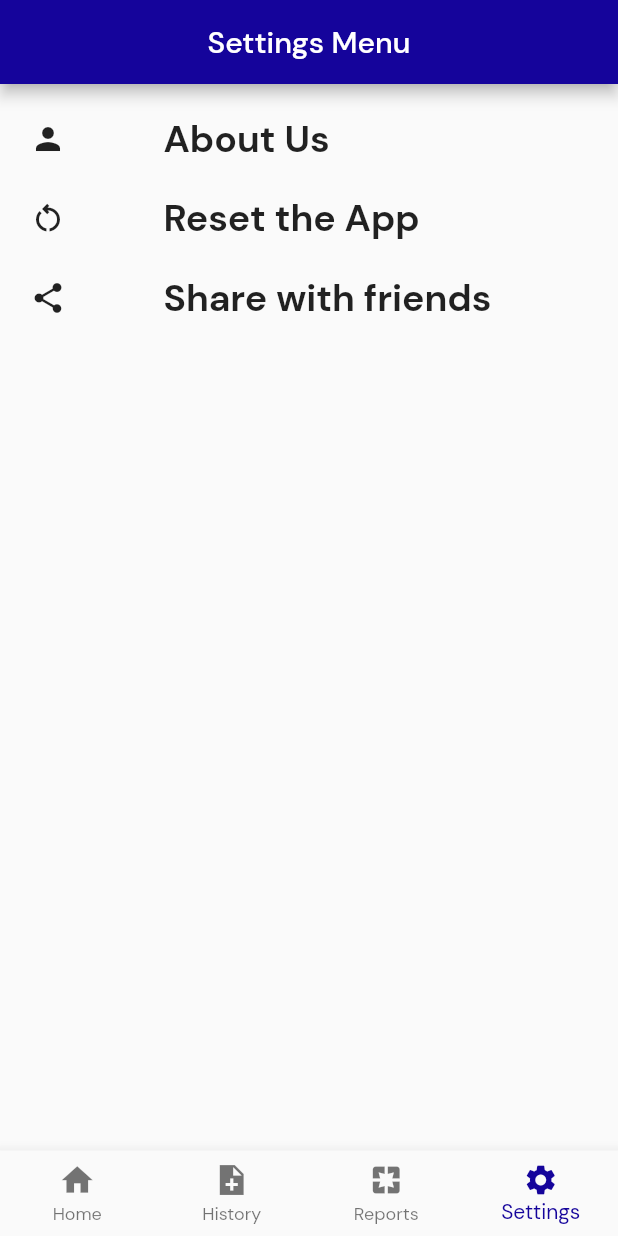
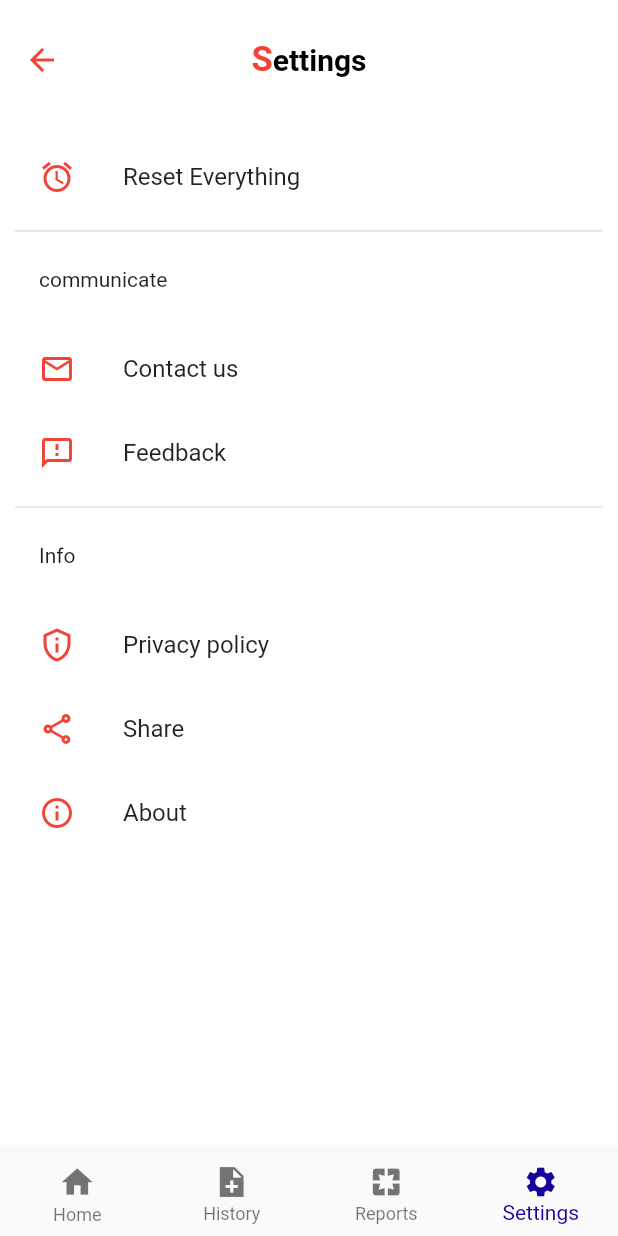
Before and after one commit to ishaquekannoth/moneyManagement, a Flutter app: the screen it shows after launch, item 4 of the bottom bar chosen, on a phone screen of 412 x 824 dp. Run offline on Flutter 3.47's test engine with Material 2 defaults, Android fonts, the phone set to English and light mode, and no system bars; our stand-ins replace hive, hive_flutter; accounts and stored records are empty.

Commit message:
FinalCommit on ResumeProject

```diff
--- a/lib/controllers/settings.dart
+++ b/lib/controllers/settings.dart
@@ -1,3 +1,5 @@
+import 'dart:ui';
+
 import 'package:flutter/material.dart';
 import 'package:moneymanager/controllers/category.dart';
 import 'package:moneymanager/controllers/db_helper.dart';
@@ -8,69 +10,105 @@ class SettingsMenu extends StatelessWidget {
   CategoryBox cat = CategoryBox();
 
   @override
+  @override
   Widget build(BuildContext context) {
-    return (Scaffold(
+    return Scaffold(
+      backgroundColor: Colors.white,
       appBar: AppBar(
-        title: Text('Settings Menu'),
+        toolbarHeight: 80,
+        elevation: 0,
+        backgroundColor: Colors.white,
+        leading: IconButton(
+          onPressed: () {},
+          icon: const Icon(Icons.arrow_back),
+          color: Colors.red,
+        ),
+        title: RichText(
+          text: TextSpan(
+            text: 'S',
+            style: TextStyle(
+              fontSize: 23,
+              color: Colors.red,
+              fontWeight: FontWeight.w600,
+            ),
+            children: const [
+              TextSpan(
+                  text: 'ettings',
+                  style: TextStyle(
+                      fontSize: 20,
+                      color: Colors.black,
+                      fontWeight: FontWeight.w700)),
+            ],
+          ),
+        ),
         centerTitle: true,
       ),
-      body: Container(
-           padding: EdgeInsets.all(20),
-          decoration: BoxDecoration(borderRadius: BorderRadius.circular(25)),
-          child: Column(
-            children: [
-              GestureDetector(
-                onTap: () {
-                  print('About Us Clicked');
-                },
-                child: Row(
-                  // mainAxisAlignment: MainAxisAlignment.spaceBetween,
-                  // ignore: prefer_const_literals_to_create_immutables
-                  children: [
-                    Icon(Icons.person),
-                    SizedBox(width: 65,),
-                    Text('About Us', style: TextStyle(fontSize: 25,fontWeight: FontWeight.bold)),
-
-                  ],
-                ),
+      body: Padding(
+        padding: const EdgeInsets.all(10.0),
+        child: ListView(
+          children: [
+            GestureDetector(
+              child: ListTile(
+                  leading: Icon(
+                    Icons.alarm,
+                    color: Colors.red,
+                  ),
+                  title: Text('Reset Everything'),
+                  onTap: () async {
+                    db.resetData();
+                    cat.clearCategoryBox();
+                  }),
+            ),
+            Divider(
+              thickness: 1,
+            ),
+            ListTile(
+              leading: Text('communicate'),
+            ),
+            ListTile(
+              leading: Icon(
+                Icons.mail_outline,
+                color: Colors.red,
               ),
-              SizedBox(
-                height: 20,
+              title: Text('Contact us'),
+            ),
+            ListTile(
+              leading: Icon(
+                Icons.feedback_outlined,
+                color: Colors.red,
               ),
-              GestureDetector(
-                onTap: () {
-                  print('Reset button clicked');
-                  db.resetData();
-                  cat.clearCategoryBox();
-                },
-                child: Row(
-
-                    children: const [
-                      Icon(Icons.restart_alt_outlined),
-                       SizedBox(width: 65,),
-                      Text('Reset the App', style: TextStyle(fontSize: 25,fontWeight: FontWeight.bold)),
-
-                    ]),
+              title: Text('Feedback'),
+            ),
+            Divider(
+              thickness: 1,
+            ),
+            ListTile(
+              leading: Text('Info'),
+            ),
+            ListTile(
+              leading: Icon(
+                Icons.privacy_tip_outlined,
+                color: Colors.red,
               ),
-                  SizedBox(
-                height: 20,
+              title: Text('Privacy policy'),
+            ),
+            ListTile(
+              leading: Icon(
+                Icons.share_outlined,
+                color: Colors.red,
               ),
-              GestureDetector(
-                onTap: () {
-                  print('Reset button clicked');
-                  // db.resetData();
-                  // cat.clearCategoryBox();
-                },
-                child: Row(
-                    children: const [
-                      Icon(Icons.share ),
-                       SizedBox(width: 65,),
-                      Text('Share with friends', style: TextStyle(fontSize: 25,fontWeight: FontWeight.bold)),
-
-                    ]),
-              )
-            ],
-          )),
-    ));
+              title: Text('Share'),
+            ),
+            ListTile(
+              leading: Icon(
+                Icons.info_outline,
+                color: Colors.red,
+              ),
+              title: Text('About'),
+            ),
+          ],
+        ),
+      ),
+    );
   }
 }
--- a/lib/main.dart
+++ b/lib/main.dart
@@ -19,7 +19,7 @@ class MyApp extends StatelessWidget {
   Widget build(BuildContext context) {
     return MaterialApp(
       title: 'Money Manager',
-      theme: myTheme,
+       theme: myTheme,
       home: const MainDisplay(),
     );
   }
--- a/lib/static.dart
+++ b/lib/static.dart
@@ -5,7 +5,7 @@
   // import '<path>' as Static;
   // Static.PrimaryColor -> gives Primary Color
 
-  const Color PrimaryColor = Color(0xff15049b);
+  const Color PrimaryColor = Color.fromARGB(255, 20, 247, 88);
 
   const MaterialColor PrimaryMaterialColor = MaterialColor(
     4279567515,
--- a/lib/theme.dart
+++ b/lib/theme.dart
@@ -68,7 +68,7 @@
     );
 
     ThemeData myTheme = ThemeData(
-      fontFamily: "customFont",
+      // fontFamily: "customFont",
       primaryColor: const Color(0xff15049b),
       elevatedButtonTheme: ElevatedButtonThemeData(
         style: ButtonStyle(
--- a/lib/viewAllTransactions.dart
+++ b/lib/viewAllTransactions.dart
@@ -106,7 +106,7 @@ Widget expenseTile(
       // margin: EdgeInsets.all(10),
       decoration: BoxDecoration(
           borderRadius: BorderRadius.circular(15),
-          color: Color.fromARGB(255, 218, 226, 226)),
+          color: Colors.white),
       child: Column(
         children: [
           Row(
@@ -173,7 +173,7 @@ Widget incomeTile(
       // margin: EdgeInsets.all(10),
       decoration: BoxDecoration(
           borderRadius: BorderRadius.circular(15),
-          color: Color.fromARGB(255, 218, 226, 226)),
+          color:Colors.white),
       child: Column(
         children: [
           Row(
```
Also changed, not shown: lib/addTransactions.dart (+24 -12 lines), lib/editScreen.dart (+4 -8 lines), lib/homePage.dart (+30 -18 lines).
